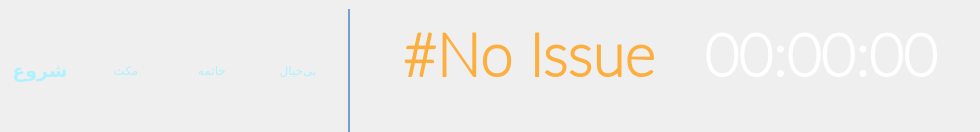
This is time-tracker/StopWatchWidget.ui in its-saeed/retracker as Qt 5 draws it before an edit. The edited form follows.
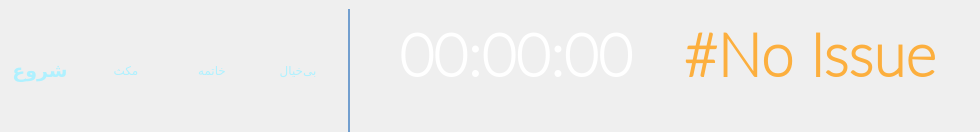
This is the edited form. Icons and pictures are not drawn.

Commit message: Issue filters added, Apply time fixed.

What changed in the file:
```diff
--- a/time-tracker/StopWatchWidget.ui
+++ b/time-tracker/StopWatchWidget.ui
@@ -210,50 +210,6 @@
        <property name="topMargin">
         <number>9</number>
        </property>
-       <item row="0" column="0">
-        <spacer name="horizontalSpacer_3">
-         <property name="orientation">
-          <enum>Qt::Horizontal</enum>
-         </property>
-         <property name="sizeHint" stdset="0">
-          <size>
-           <width>40</width>
-           <height>20</height>
-          </size>
-         </property>
-        </spacer>
-       </item>
-       <item row="0" column="2">
-        <spacer name="horizontalSpacer_9">
-         <property name="orientation">
-          <enum>Qt::Horizontal</enum>
-         </property>
-         <property name="sizeHint" stdset="0">
-          <size>
-           <width>40</width>
-           <height>20</height>
-          </size>
-         </property>
-        </spacer>
-       </item>
-       <item row="0" column="1">
-        <widget class="QLabel" name="lbl_current_issue_number">
-         <property name="font">
-          <font>
-           <family>Lato Thin</family>
-           <pointsize>44</pointsize>
-           <weight>75</weight>
-           <bold>true</bold>
-          </font>
-         </property>
-         <property name="styleSheet">
-          <string notr="true">color: rgb(252, 175, 62);</string>
-         </property>
-         <property name="text">
-          <string>#No Issue</string>
-         </property>
-        </widget>
-       </item>
        <item row="0" column="3">
         <widget class="QLabel" name="lbl_current_issue_timer">
          <property name="font">
@@ -285,7 +241,38 @@
          </property>
         </spacer>
        </item>
-       <item row="1" column="0" colspan="5">
+       <item row="0" column="5">
+        <widget class="QLabel" name="lbl_current_issue_number">
+         <property name="font">
+          <font>
+           <family>Lato Thin</family>
+           <pointsize>44</pointsize>
+           <weight>75</weight>
+           <bold>true</bold>
+          </font>
+         </property>
+         <property name="styleSheet">
+          <string notr="true">color: rgb(252, 175, 62);</string>
+         </property>
+         <property name="text">
+          <string>#No Issue</string>
+         </property>
+        </widget>
+       </item>
+       <item row="0" column="6">
+        <spacer name="horizontalSpacer_3">
+         <property name="orientation">
+          <enum>Qt::Horizontal</enum>
+         </property>
+         <property name="sizeHint" stdset="0">
+          <size>
+           <width>40</width>
+           <height>20</height>
+          </size>
+         </property>
+        </spacer>
+       </item>
+       <item row="1" column="0" colspan="7">
         <widget class="QLabel" name="lbl_current_issue_subject">
          <property name="font">
           <font>
@@ -309,6 +296,19 @@
          </property>
         </widget>
        </item>
+       <item row="0" column="0" colspan="3">
+        <spacer name="horizontalSpacer_9">
+         <property name="orientation">
+          <enum>Qt::Horizontal</enum>
+         </property>
+         <property name="sizeHint" stdset="0">
+          <size>
+           <width>40</width>
+           <height>20</height>
+          </size>
+         </property>
+        </spacer>
+       </item>
       </layout>
      </item>
     </layout>
```
The commit also changes 10 other files.
